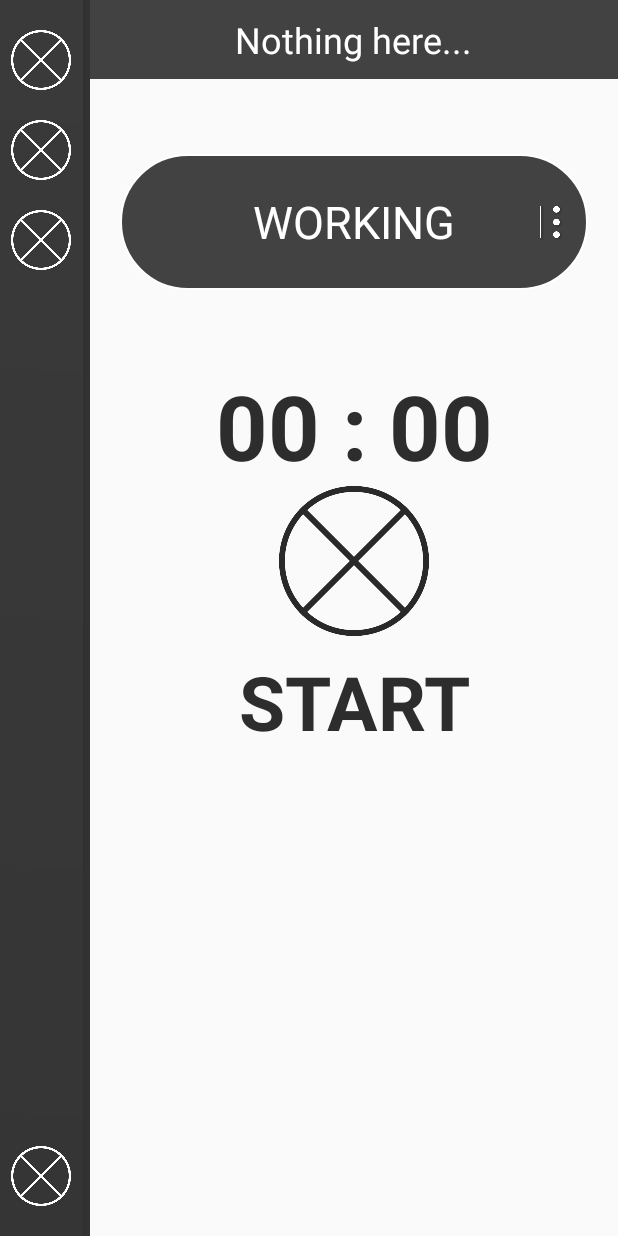
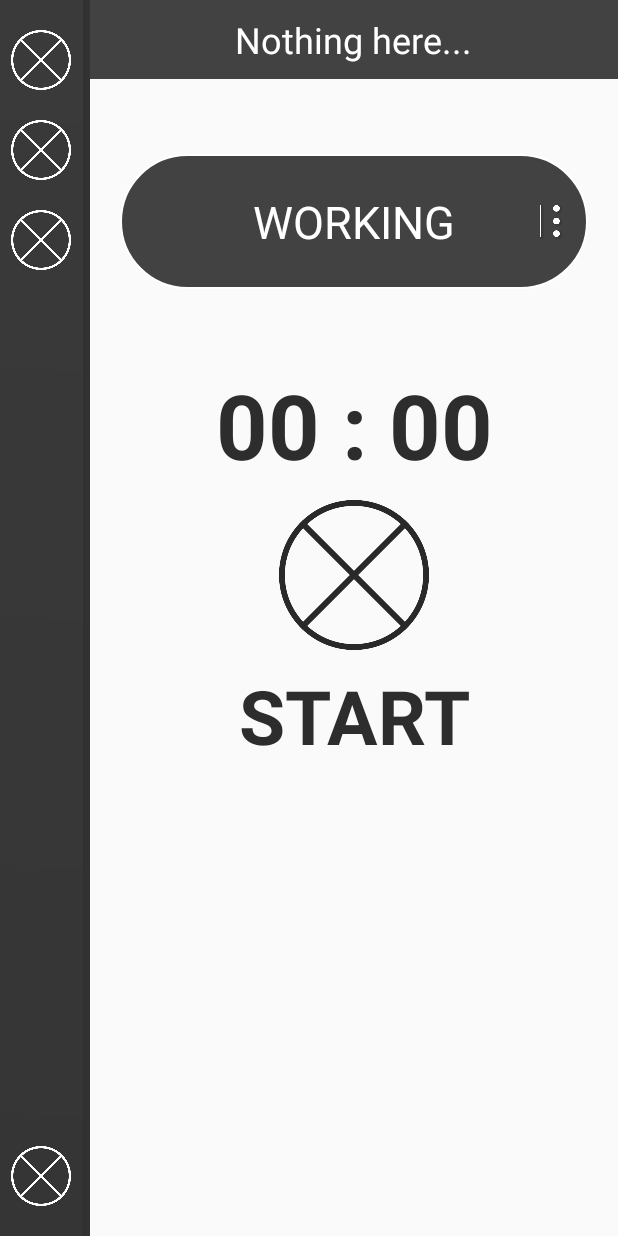
Before and after one commit to Jie-He/ATracker, an Android app: the fragment TimerFragment placed in its activity, on a phone screen of 412 x 824 dp. Run offline under Robolectric (Android 15) with nearby library versions, the phone set to English and light mode, and no system bars.

Commit message:
Small UI changes

```diff
--- a/app/src/main/java/com/example/jiehe/atracker/TimerFragment.java
+++ b/app/src/main/java/com/example/jiehe/atracker/TimerFragment.java
@@ -89,7 +89,7 @@ public class TimerFragment extends Fragment {
                     try{
                         lblDuration.setText(myConverter.getTimeString(myRecord.getDuration(), flipflop));
                         flipflop = !flipflop;
-                        Thread.sleep(333); //sleep for 3rd of a second
+                        Thread.sleep(500); //sleep for half of a second
                     } catch (InterruptedException e){
                         r = false;
                     }
--- /dev/null
+++ b/app/src/main/res/drawable/spinnerlist.xml
@@ -0,0 +1,35 @@
+<?xml version="1.0" encoding="utf-8"?>
+<selector xmlns:android="http://schemas.android.com/apk/res/android">
+
+    <item>
+
+        <layer-list>
+
+            <item>
+                <shape xmlns:android="http://schemas.android.com/apk/res/android"
+                    android:shape="rectangle" >
+
+                    <!-- View background color -->
+                    <solid
+                        android:color="@color/buttonshapeback" >
+                    </solid>
+
+                    <!-- View border color and width -->
+                    <stroke
+                        android:width="1dp"
+                        android:color="@color/buttonshapeboard" >
+                    </stroke>
+
+                    <!-- The radius makes the corners rounded -->
+                    <corners
+                        android:radius="50dp"  >
+                    </corners>
+
+                </shape>
+            </item>
+
+        </layer-list>
+
+    </item>
+
+</selector>
--- a/app/src/main/res/layout/frag_timer.xml
+++ b/app/src/main/res/layout/frag_timer.xml
@@ -19,7 +19,7 @@
             android:layout_marginTop="50dp"
             android:layout_weight="0.09"
             android:background="@drawable/spinnershape"
-            android:popupBackground="#363636"
+            android:popupBackground="@drawable/spinnerlist"
             android:textColor="#fff"/>
 
         <TextView
@@ -34,7 +34,7 @@
             android:id="@+id/lblTime"/>
 
         <ImageButton
-
+            android:layout_marginTop="10dp"
             android:layout_gravity="center_horizontal"
             android:layout_width="100dp"
             android:layout_height="100dp"
```
